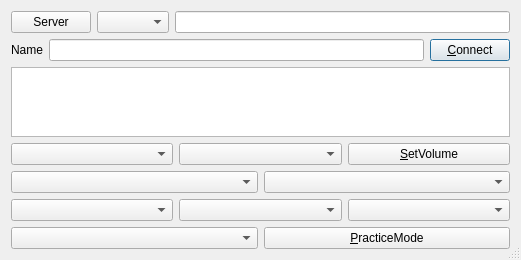
Qt form src/connectdlgbase.ui (ngocdh/jamulus) before a commit.
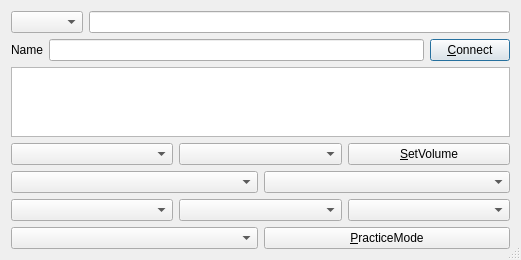
The same form after that commit. Icons and pictures are not drawn.

What changed in the file:
```diff
--- a/src/connectdlgbase.ui
+++ b/src/connectdlgbase.ui
@@ -28,16 +28,6 @@
             <item>
                 <layout class="QHBoxLayout">
 
-<item>
-    <widget class="QPushButton" name="butGetServerList">
-        <property name="text">
-            <string>Server</string>
-        </property>
-        <property name="default">
-            <bool>false</bool>
-        </property>
-    </widget>
-</item>
                     <item>
                         <widget class="QComboBox" name="cmbServerList"/>
                     </item>
```
